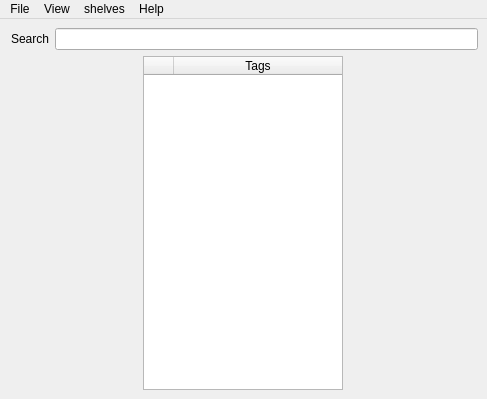
chowooseoung/cwsmt, file scripts/cwsmt/pipeline/scriptsinterface/ui/main.ui: the form before one commit.
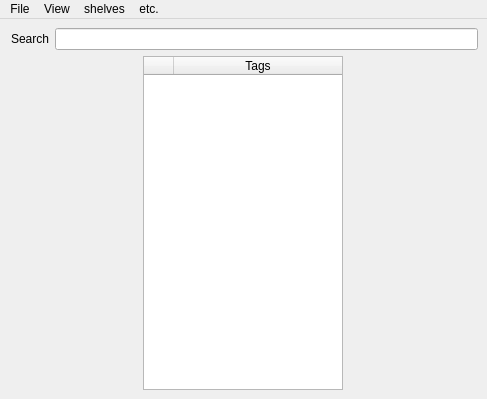
The form after the commit.

The edit to the form file:
```diff
--- a/scripts/cwsmt/pipeline/scriptsinterface/ui/main.ui
+++ b/scripts/cwsmt/pipeline/scriptsinterface/ui/main.ui
@@ -123,7 +123,7 @@
    </widget>
    <widget class="QMenu" name="help_menu">
     <property name="title">
-     <string>Help</string>
+     <string>etc.</string>
     </property>
     <addaction name="open_folder_btn"/>
     <addaction name="shelf_remove_btn"/>
```
